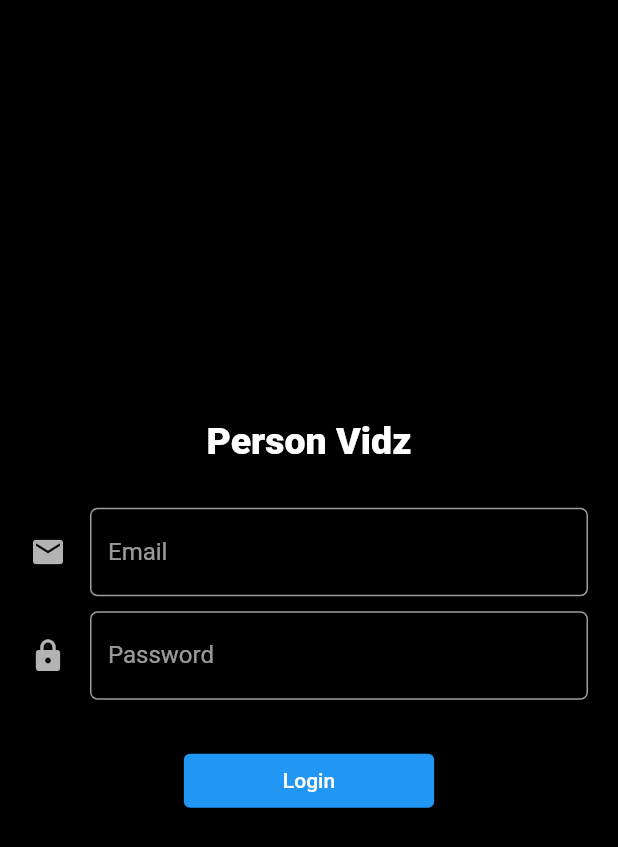
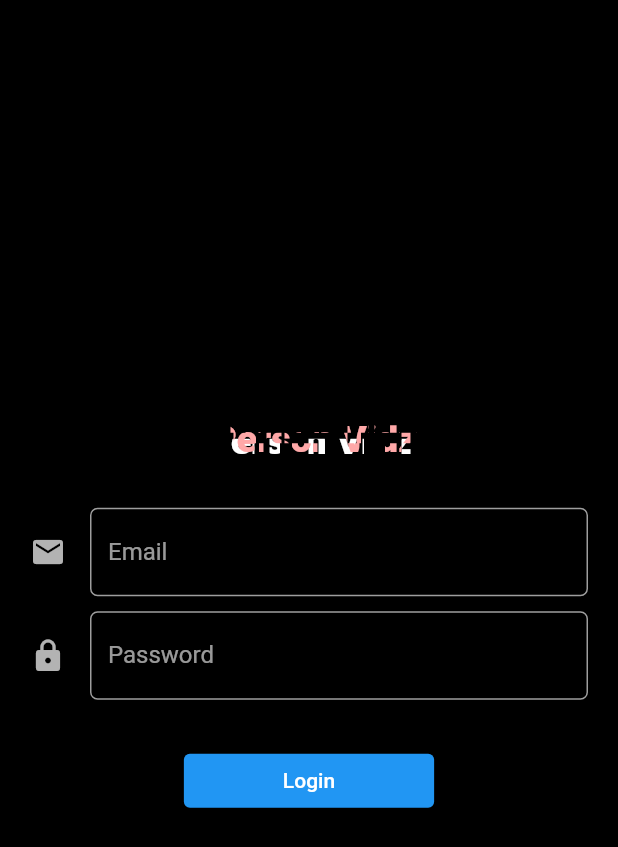
Before and after one commit to hardikpatel2728/clonetiktok, a Flutter app: the screen it shows after launch, after a tap on "Login", on a phone screen of 412 x 824 dp. Shown: the top 847 px of the screen. Run offline on Flutter 3.47's test engine with Material 2 defaults, Android fonts, the phone set to English and light mode, and no system bars.

Commit message:
login screen

```diff
--- a/lib/view/screens/auth/login_Screen.dart
+++ b/lib/view/screens/auth/login_Screen.dart
@@ -1,5 +1,7 @@
 import 'package:clonetiktok/view/widget/text_input.dart';
 import 'package:flutter/material.dart';
+
+import '../../widget/glitch.dart';
 
 class LoginScreen extends StatelessWidget {
   TextEditingController emailController = TextEditingController();
@@ -13,7 +15,7 @@
         child: Column(
           mainAxisAlignment: MainAxisAlignment.center,
           children: [
-            Text("Person Vidz",style: TextStyle(fontSize: 25,fontWeight: FontWeight.w900),),
+            GlithEffect(child: Text("Person Vidz",style: TextStyle(fontSize: 25,fontWeight: FontWeight.w900),)),
             SizedBox(height: 30,),
             Container(
               margin: EdgeInsets.symmetric(horizontal: 20),
--- /dev/null
+++ b/lib/view/widget/colors.dart
@@ -0,0 +1,5 @@
+import 'dart:math';
+
+import 'package:flutter/material.dart';
+
+getRandomColor() => [Colors.blueAccent, Colors.redAccent, Colors.greenAccent][Random().nextInt(3)];
--- /dev/null
+++ b/lib/view/widget/glitch.dart
@@ -0,0 +1,189 @@
+import 'dart:async';
+import 'dart:math' as math;
+import 'package:flutter/material.dart';
+
+import 'colors.dart';
+
+
+class GlithEffect extends StatefulWidget {
+  GlithEffect({required this.child});
+
+  final Widget child;
+
+  @override
+  _GlithEffectState createState() => _GlithEffectState();
+}
+
+class _GlithEffectState extends State<GlithEffect>
+    with SingleTickerProviderStateMixin {
+  late GlitchController _controller;
+  late Timer _timer;
+
+  @override
+  void initState() {
+    _controller = GlitchController(
+      duration: Duration(
+        milliseconds: 400,
+      ),
+    );
+
+    _timer = Timer.periodic(
+      Duration(seconds: 3),
+          (_) {
+        _controller
+          ..reset()
+          ..forward();
+      },
+    );
+    super.initState();
+  }
+
+  @override
+  void dispose() {
+    super.dispose();
+    _timer.cancel();
+    _controller.dispose();
+  }
+
+  @override
+  Widget build(BuildContext context) {
+    return AnimatedBuilder(
+        animation: _controller,
+        builder: (_, __) {
+          var color = getRandomColor().withOpacity(0.5);
+          if (!_controller.isAnimating) {
+            return widget.child;
+          }
+          return Stack(
+            children: [
+              if (random.nextBool()) _clipedChild,
+              Transform.translate(
+                offset: randomOffset,
+                child: ShaderMask(
+                  shaderCallback: (Rect bounds) {
+                    return LinearGradient(
+                      colors: <Color>[
+                        color,
+                        color,
+                      ],
+                    ).createShader(bounds);
+                  },
+                  blendMode: BlendMode.srcATop,
+                  child: _clipedChild,
+                ),
+              ),
+            ],
+          );
+        });
+  }
+
+  Offset get randomOffset => Offset(
+    (random.nextInt(10) - 5).toDouble(),
+    (random.nextInt(10) - 5).toDouble(),
+  );
+  Widget get _clipedChild => ClipPath(
+    clipper: GlitchClipper(),
+    child: widget.child,
+  );
+}
+
+var random = math.Random();
+
+class GlitchClipper extends CustomClipper<Path> {
+  final deltaMax = 15;
+  final min = 3;
+
+  @override
+  getClip(Size size) {
+    var path = Path();
+    var y = randomStep;
+    while (y < size.height) {
+      var yRandom = randomStep;
+      var x = randomStep;
+
+      while (x < size.width) {
+        var xRandom = randomStep;
+        path.addRect(
+          Rect.fromPoints(
+            Offset(x, y.toDouble()),
+            Offset(x + xRandom, y + yRandom),
+          ),
+        );
+        x += randomStep * 2;
+      }
+      y += yRandom;
+    }
+
+    path.close();
+    return path;
+  }
+
+  double get randomStep => min + random.nextInt(deltaMax).toDouble();
+
+  @override
+  bool shouldReclip(covariant CustomClipper oldClipper) => true;
+}
+
+class GlitchController extends Animation<int>
+    with
+        AnimationEagerListenerMixin,
+        AnimationLocalListenersMixin,
+        AnimationLocalStatusListenersMixin {
+  GlitchController({required this.duration ,});
+
+  late Duration duration;
+  late List<Timer> _timers = [];
+  late bool isAnimating = false;
+
+  forward() {
+    isAnimating = true;
+    var oneStep = (duration.inMicroseconds / 3).round();
+    _status = AnimationStatus.forward;
+    _timers = [
+      Timer(
+        Duration(microseconds: oneStep),
+            () => setValue(1),
+      ),
+      Timer(
+        Duration(microseconds: oneStep * 2),
+            () => setValue(2),
+      ),
+      Timer(
+        Duration(microseconds: oneStep * 3),
+            () => setValue(3),
+      ),
+      Timer(
+        Duration(microseconds: oneStep * 4),
+            () {
+          _status = AnimationStatus.completed;
+          isAnimating = false;
+          notifyListeners();
+        },
+      ),
+    ];
+  }
+
+  setValue(value) {
+    _value = value;
+    notifyListeners();
+  }
+
+  reset() {
+    _status = AnimationStatus.dismissed;
+    _value = 0;
+  }
+
+  @override
+  void dispose() {
+    _timers.forEach((timer) => timer.cancel());
+    super.dispose();
+  }
+
+  @override
+  AnimationStatus get status => _status;
+  late AnimationStatus _status;
+
+  @override
+  int get value => _value;
+  late int _value;
+}
```
